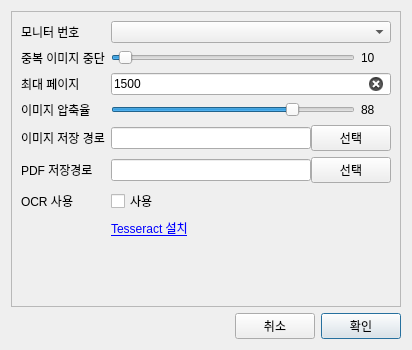
Qt form ui/setting_dialog.ui (gyuha/capture-macro2) before a commit.
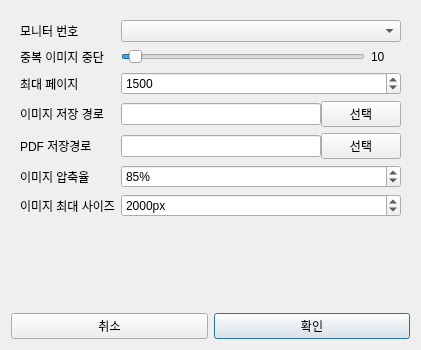
The same form after that commit.

Commit message: 설정 파일을 yml에서 QSettings로 변경

Patch:
```diff
--- a/ui/setting_dialog.ui
+++ b/ui/setting_dialog.ui
@@ -6,7 +6,7 @@
    <rect>
     <x>0</x>
     <y>0</y>
-    <width>401</width>
+    <width>420</width>
     <height>350</height>
    </rect>
   </property>
@@ -29,10 +29,7 @@
    <item>
     <widget class="QFrame" name="frame">
      <property name="frameShape">
-      <enum>QFrame::Shape::StyledPanel</enum>
-     </property>
-     <property name="frameShadow">
-      <enum>QFrame::Shadow::Raised</enum>
+      <enum>QFrame::NoFrame</enum>
      </property>
      <layout class="QVBoxLayout" name="verticalLayout">
       <item>
@@ -102,61 +99,24 @@
          </widget>
         </item>
         <item row="2" column="1">
-         <widget class="QLineEdit" name="leMaxPage">
-          <property name="text">
-           <string>1500</string>
+         <widget class="QSpinBox" name="sbMaxPage">
+          <property name="minimumSize">
+           <size>
+            <width>100</width>
+            <height>0</height>
+           </size>
           </property>
-          <property name="clearButtonEnabled">
-           <bool>true</bool>
+          <property name="minimum">
+           <number>100</number>
           </property>
-         </widget>
-        </item>
-        <item row="3" column="0">
-         <widget class="QLabel" name="label_3">
-          <property name="text">
-           <string>이미지 압축율</string>
+          <property name="maximum">
+           <number>5000</number>
           </property>
+          <property name="value">
+           <number>1500</number>
+          </property>
          </widget>
         </item>
-        <item row="3" column="1">
-         <layout class="QHBoxLayout" name="horizontalLayout_4">
-          <item>
-           <widget class="QSlider" name="sbImageCompress">
-            <property name="minimumSize">
-             <size>
-              <width>200</width>
-              <height>0</height>
-             </size>
-            </property>
-            <property name="minimum">
-             <number>50</number>
-            </property>
-            <property name="maximum">
-             <number>100</number>
-            </property>
-            <property name="value">
-             <number>88</number>
-            </property>
-            <property name="orientation">
-             <enum>Qt::Orientation::Horizontal</enum>
-            </property>
-           </widget>
-          </item>
-          <item>
-           <widget class="QLabel" name="lbImageCompress">
-            <property name="minimumSize">
-             <size>
-              <width>30</width>
-              <height>0</height>
-             </size>
-            </property>
-            <property name="text">
-             <string>88</string>
-            </property>
-           </widget>
-          </item>
-         </layout>
-        </item>
         <item row="4" column="0">
          <widget class="QLabel" name="label_5">
           <property name="text">
@@ -226,33 +186,63 @@
          </layout>
         </item>
         <item row="6" column="0">
-         <widget class="QLabel" name="label_7">
+         <widget class="QLabel" name="label_3">
           <property name="text">
-           <string>OCR 사용</string>
+           <string>이미지 압축율</string>
           </property>
          </widget>
         </item>
         <item row="7" column="0">
-         <widget class="QLabel" name="label_9">
+         <widget class="QLabel" name="label_7">
           <property name="text">
-           <string/>
-          </property>
-         </widget>
-        </item>
-        <item row="6" column="1">
-         <widget class="QCheckBox" name="cbUseOcr">
-          <property name="text">
-           <string>사용</string>
+           <string>이미지 최대 사이즈</string>
           </property>
          </widget>
         </item>
         <item row="7" column="1">
-         <widget class="QLabel" name="label_8">
-          <property name="text">
-           <string>&lt;a href=&quot;https://github.com/gyuha/capture-macro2/blob/main/Tesseract_install.md&quot;&gt;Tesseract 설치&lt;/a&gt;</string>
+         <widget class="QSpinBox" name="sbImageSize">
+          <property name="minimumSize">
+           <size>
+            <width>100</width>
+            <height>0</height>
+           </size>
           </property>
-          <property name="openExternalLinks">
-           <bool>true</bool>
+          <property name="layoutDirection">
+           <enum>Qt::LeftToRight</enum>
+          </property>
+          <property name="suffix">
+           <string>px</string>
+          </property>
+          <property name="minimum">
+           <number>500</number>
+          </property>
+          <property name="maximum">
+           <number>6000</number>
+          </property>
+          <property name="value">
+           <number>2000</number>
+          </property>
+         </widget>
+        </item>
+        <item row="6" column="1">
+         <widget class="QSpinBox" name="sbImageCompress">
+          <property name="minimumSize">
+           <size>
+            <width>100</width>
+            <height>0</height>
+           </size>
+          </property>
+          <property name="suffix">
+           <string>%</string>
+          </property>
+          <property name="minimum">
+           <number>50</number>
+          </property>
+          <property name="maximum">
+           <number>100</number>
+          </property>
+          <property name="value">
+           <number>85</number>
           </property>
          </widget>
         </item>
@@ -263,19 +253,6 @@
    </item>
    <item>
     <layout class="QHBoxLayout" name="horizontalLayout">
-     <item>
-      <spacer name="horizontalSpacer">
-       <property name="orientation">
-        <enum>Qt::Orientation::Horizontal</enum>
-       </property>
-       <property name="sizeHint" stdset="0">
-        <size>
-         <width>40</width>
-         <height>20</height>
-        </size>
-       </property>
-      </spacer>
-     </item>
      <item>
       <widget class="QPushButton" name="btnCancel">
        <property name="text">
```
Left out of the diff: 5 changed lines with no effect on the pictures. The commit also changes 5 other files.
